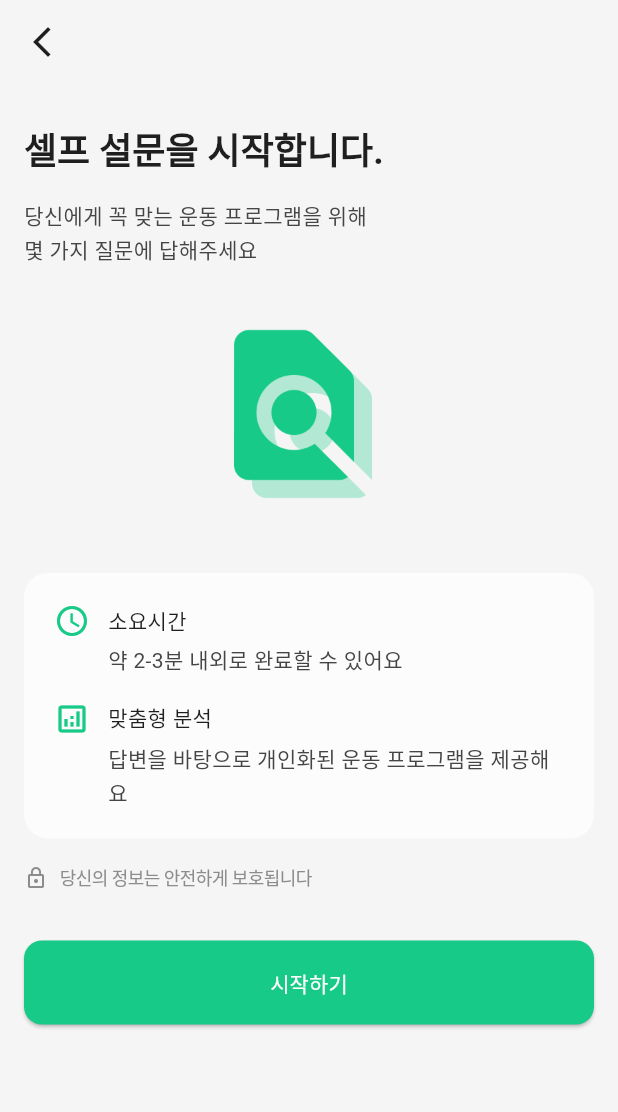
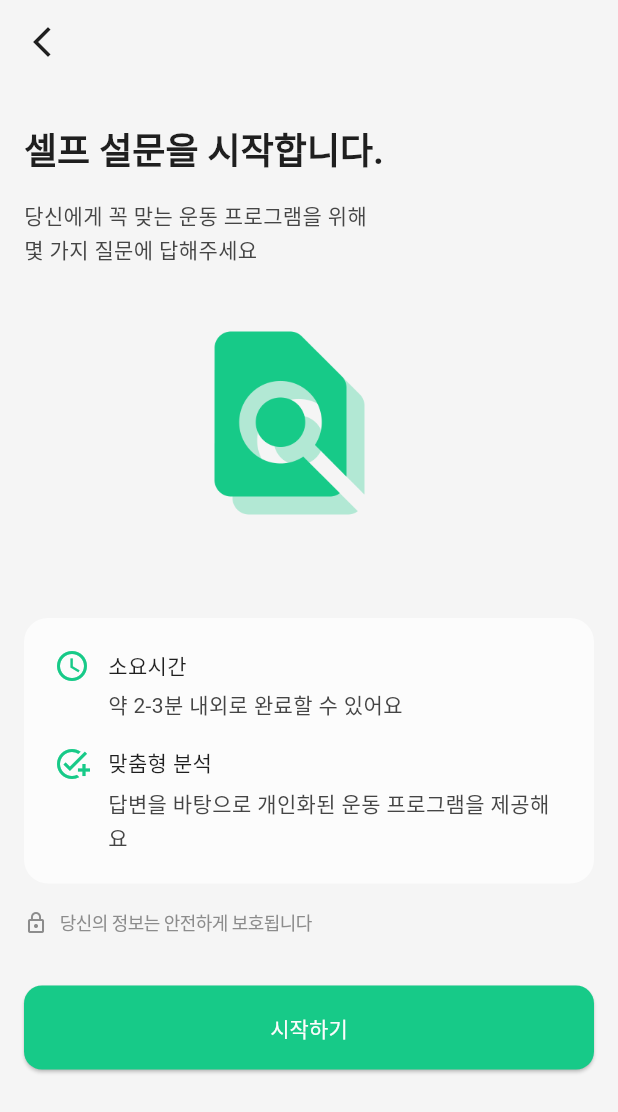
Before and after one commit to MEDILUX-club/DDUDUK, a Flutter app: the SurveyIntroScreen widget shown alone on an empty page, opened directly, on a phone screen of 412 x 824 dp. Shown: the top 1112 px of the screen. Run offline on Flutter 3.47's test engine with Material 3 defaults, Android fonts, the phone set to English and light mode, and no system bars; our stand-ins replace flutter_svg, syncfusion_flutter_sliders; missing offline and left inert: syncfusion_flutter_core; Roboto replaces fonts that are missing (Pretendard).

Commit message:
feat: survey_intro 이미지 겹침완료

```diff
--- a/lib/screens/survey/survey_intro_screen.dart
+++ b/lib/screens/survey/survey_intro_screen.dart
@@ -32,16 +32,16 @@ class SurveyIntroScreen extends StatelessWidget {
               const SizedBox(height: AppDimens.space32),
               Center(
                 child: SizedBox(
-                  width: 140,
-                  height: 140,
+                  width: 170,
+                  height: 170,
                   child: Stack(
                     children: const [
                       Positioned(
-                        right: 8,
-                        bottom: 8,
+                        right: 26,
+                        bottom: 26,
                         child: Image(
-                          width: 120,
-                          height: 120,
+                          width: 132,
+                          height: 132,
                           image: AssetImage(
                             'assets/images/img_bg_find_in_page.png',
                           ),
@@ -51,8 +51,8 @@ class SurveyIntroScreen extends StatelessWidget {
                         left: 0,
                         top: 0,
                         child: Image(
-                          width: 120,
-                          height: 120,
+                          width: 132,
+                          height: 132,
                           image: AssetImage(
                             'assets/images/img_fg_find_in_page.png',
                           ),
@@ -80,7 +80,7 @@ class SurveyIntroScreen extends StatelessWidget {
                     ),
                     const SizedBox(height: AppDimens.space16),
                     _InfoRow(
-                      icon: Icons.analytics_outlined,
+                      icon: Icons.add_task,
                       title: '맞춤형 분석',
                       description: '답변을 바탕으로 개인화된 운동 프로그램을 제공해요',
                     ),
```
